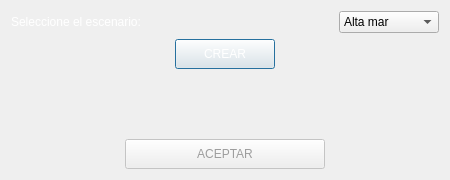
The window that graphics_lobby/createpopup.ui (Cbravor1991/Whorms) describes before a commit, drawn with Qt 5.
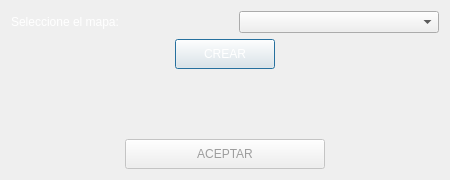
The same window after the commit. Icons and pictures are not drawn.

Commit message: en crear match lee mapas de la carpeta de mapa

The edit to the form file:
```diff
--- a/graphics_lobby/createpopup.ui
+++ b/graphics_lobby/createpopup.ui
@@ -26,11 +26,23 @@
          <property name="enabled">
           <bool>true</bool>
          </property>
+         <property name="minimumSize">
+          <size>
+           <width>50</width>
+           <height>0</height>
+          </size>
+         </property>
+         <property name="maximumSize">
+          <size>
+           <width>250</width>
+           <height>16777215</height>
+          </size>
+         </property>
          <property name="styleSheet">
           <string notr="true">color: rgb(255, 255, 255);</string>
          </property>
          <property name="text">
-          <string>Seleccione el escenario:</string>
+          <string>Seleccione el mapa:</string>
          </property>
         </widget>
        </item>
@@ -41,23 +53,13 @@
          </property>
          <property name="maximumSize">
           <size>
-           <width>100</width>
+           <width>200</width>
            <height>16777215</height>
           </size>
          </property>
          <property name="styleSheet">
           <string notr="true">background-image: url(:BackgroundPopUp.jpg);</string>
          </property>
-         <item>
-          <property name="text">
-           <string>Alta mar</string>
-          </property>
-         </item>
-         <item>
-          <property name="text">
-           <string>Montañas</string>
-          </property>
-         </item>
         </widget>
        </item>
       </layout>
```
Left out of the diff: 2 changed lines with no effect on the pictures. The commit also changes 7 other files.
